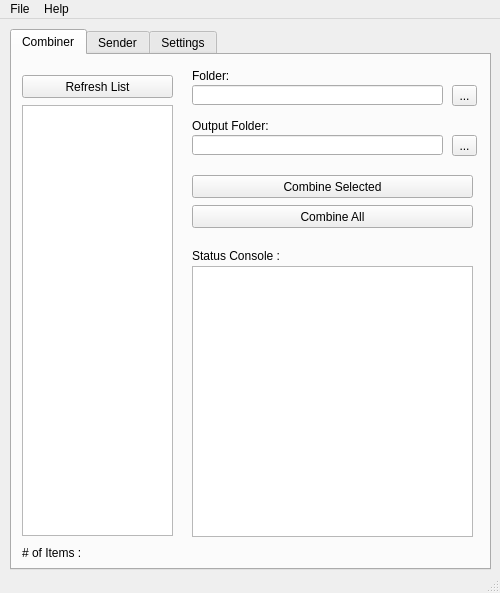
The window that QBICST.ui (maxitule3/Invoice-Combine-Send) describes before a commit, drawn with Qt 5.
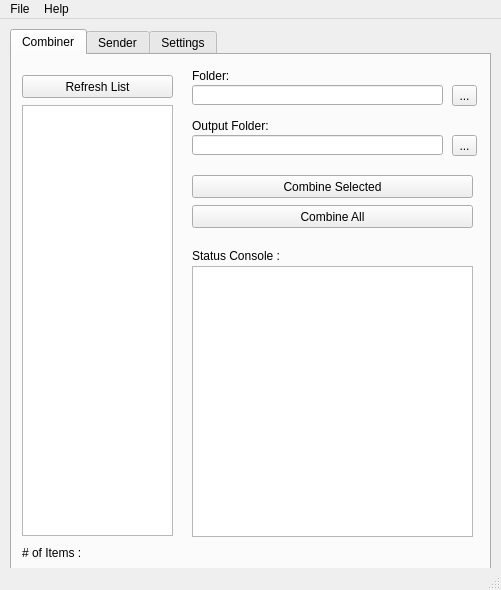
The same window after the commit. The open tabs and pages were chosen to show the change.

Commit message: Started defining basic functions and for ui

```diff
--- a/QBICST.ui
+++ b/QBICST.ui
@@ -2,12 +2,15 @@
 <ui version="4.0">
  <class>MainWindow</class>
  <widget class="QMainWindow" name="MainWindow">
+  <property name="enabled">
+   <bool>true</bool>
+  </property>
   <property name="geometry">
    <rect>
     <x>0</x>
     <y>0</y>
-    <width>500</width>
-    <height>593</height>
+    <width>501</width>
+    <height>590</height>
    </rect>
   </property>
   <property name="windowTitle">
@@ -603,7 +606,7 @@
     <rect>
      <x>0</x>
      <y>0</y>
-     <width>500</width>
+     <width>501</width>
      <height>21</height>
     </rect>
    </property>
```
Left out of the diff: 19 changed lines with no effect on the pictures. The commit also changes 7 other files.
